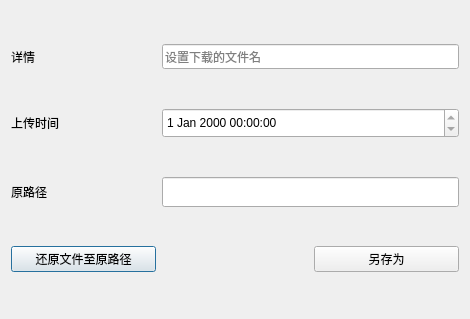
Above: FileBackup/ui/FileRestoreWid.ui from 3548848289/UniFileHub before the change. Below: the same form after it.
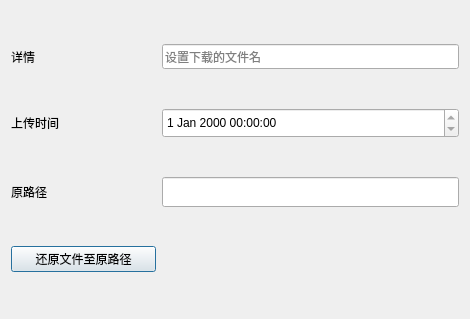
That is the form after the change.

What changed in the file:
```diff
--- a/FileBackup/ui/FileRestoreWid.ui
+++ b/FileBackup/ui/FileRestoreWid.ui
@@ -28,25 +28,6 @@
      </property>
     </widget>
    </item>
-   <item row="3" column="3">
-    <widget class="QPushButton" name="saveasBtn">
-     <property name="sizePolicy">
-      <sizepolicy hsizetype="Minimum" vsizetype="Maximum">
-       <horstretch>0</horstretch>
-       <verstretch>0</verstretch>
-      </sizepolicy>
-     </property>
-     <property name="maximumSize">
-      <size>
-       <width>16777215</width>
-       <height>30</height>
-      </size>
-     </property>
-     <property name="text">
-      <string>另存为</string>
-     </property>
-    </widget>
-   </item>
    <item row="1" column="1">
     <widget class="QLabel" name="label">
      <property name="text">
```
